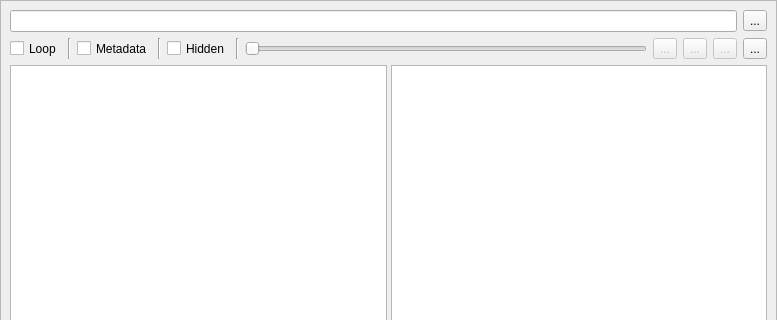
First picture: the form in ui/main_win.ui, repository mimbert/soundbrowser, before the edit; both pictures show x 0 to 777 and y 0 to 320 of the 777 by 701 pixel window.
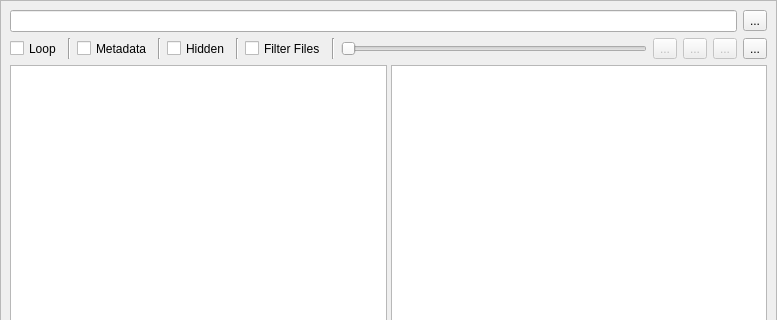
Second picture: the form after the edit. Icons and pictures are not drawn.

Patch:
```diff
--- a/ui/main_win.ui
+++ b/ui/main_win.ui
@@ -626,9 +626,6 @@
        <item row="1" column="0">
         <widget class="QFrame" name="horizontalLayoutBottom">
          <layout class="QHBoxLayout" name="horizontalLayout">
-          <property name="sizeConstraint">
-           <enum>QLayout::SetDefaultConstraint</enum>
-          </property>
           <property name="leftMargin">
            <number>0</number>
           </property>
@@ -701,6 +698,26 @@
             </property>
            </widget>
           </item>
+          <item>
+           <widget class="QCheckBox" name="filter_files">
+            <property name="sizePolicy">
+             <sizepolicy hsizetype="Minimum" vsizetype="Minimum">
+              <horstretch>0</horstretch>
+              <verstretch>0</verstretch>
+             </sizepolicy>
+            </property>
+            <property name="text">
+             <string>Filter Files</string>
+            </property>
+           </widget>
+          </item>
+          <item>
+           <widget class="Line" name="line_4">
+            <property name="orientation">
+             <enum>Qt::Vertical</enum>
+            </property>
+           </widget>
+          </item>
           <item>
            <widget class="QSlider" name="seek">
             <property name="orientation">
```
